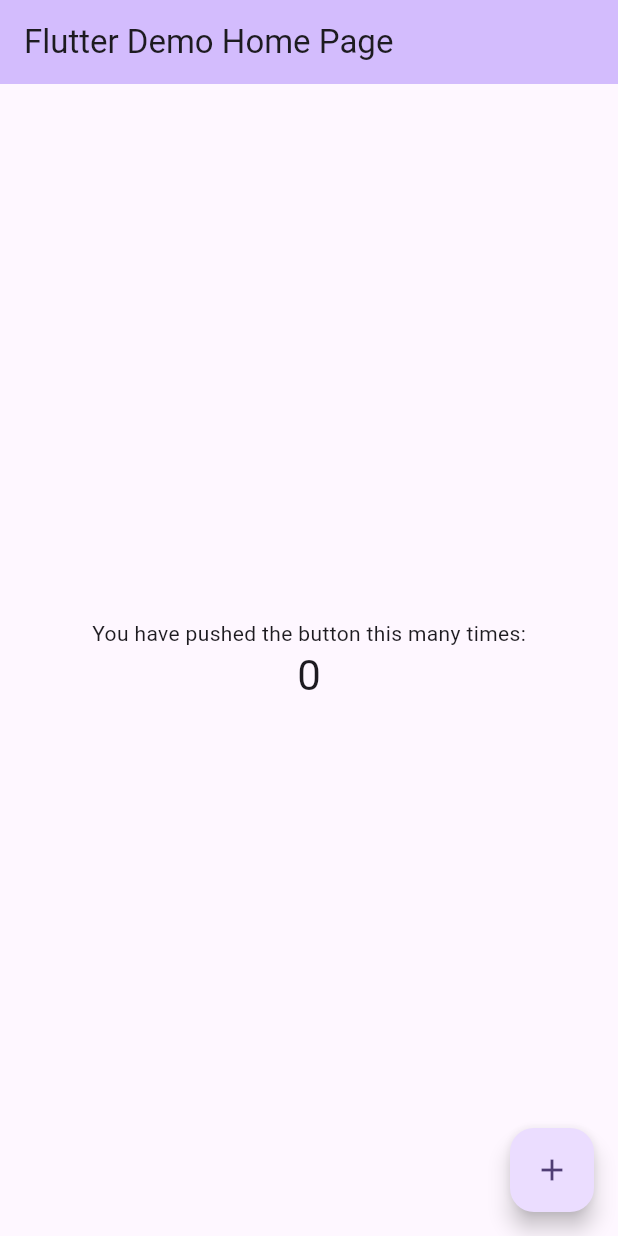
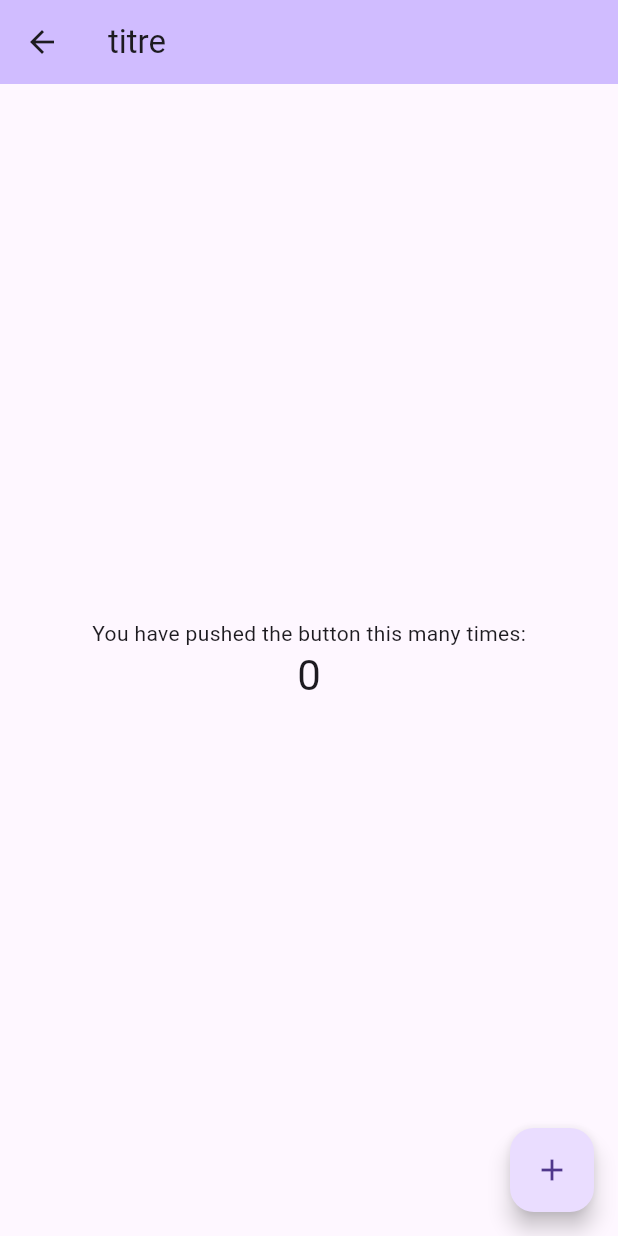
Before and after one commit to 48hAmazingAlgorithm/mobile, a Flutter app: the MyHomePage screen opened directly, on a phone screen of 412 x 824 dp. Run offline on Flutter 3.47's test engine with Material 3 defaults, Android fonts, the phone set to English and light mode, and no system bars.

```diff
--- a/lib/main.dart
+++ b/lib/main.dart
@@ -1,4 +1,5 @@
 import 'package:flutter/material.dart';
+import 'package:mobile/login/login_page.dart';
 
 void main() {
   runApp(const MyApp());
@@ -11,42 +12,17 @@ class MyApp extends StatelessWidget {
   @override
   Widget build(BuildContext context) {
     return MaterialApp(
-      title: 'Flutter Demo',
-      theme: ThemeData(
-        // This is the theme of your application.
-        //
-        // TRY THIS: Try running your application with "flutter run". You'll see
-        // the application has a purple toolbar. Then, without quitting the app,
-        // try changing the seedColor in the colorScheme below to Colors.green
-        // and then invoke "hot reload" (save your changes or press the "hot
-        // reload" button in a Flutter-supported IDE, or press "r" if you used
-        // the command line to start the app).
-        //
-        // Notice that the counter didn't reset back to zero; the application
-        // state is not lost during the reload. To reset the state, use hot
-        // restart instead.
-        //
-        // This works for code too, not just values: Most code changes can be
-        // tested with just a hot reload.
-        colorScheme: ColorScheme.fromSeed(seedColor: Colors.deepPurple),
-        useMaterial3: true,
-      ),
-      home: const MyHomePage(title: 'Flutter Demo Home Page'),
+      initialRoute: '/login',
+      routes: {
+        '/': (context) => MyHomePage(title: "titre",),
+        '/login': (context) => Login(),
+      },
     );
   }
 }
 
 class MyHomePage extends StatefulWidget {
   const MyHomePage({super.key, required this.title});
-
-  // This widget is the home page of your application. It is stateful, meaning
-  // that it has a State object (defined below) that contains fields that affect
-  // how it looks.
-
-  // This class is the configuration for the state. It holds the values (in this
-  // case the title) provided by the parent (in this case the App widget) and
-  // used by the build method of the State. Fields in a Widget subclass are
-  // always marked "final".
 
   final String title;
 
@@ -59,50 +35,19 @@ class _MyHomePageState extends State<MyHomePage> {
 
   void _incrementCounter() {
     setState(() {
-      // This call to setState tells the Flutter framework that something has
-      // changed in this State, which causes it to rerun the build method below
-      // so that the display can reflect the updated values. If we changed
-      // _counter without calling setState(), then the build method would not be
-      // called again, and so nothing would appear to happen.
       _counter++;
     });
   }
 
   @override
   Widget build(BuildContext context) {
-    // This method is rerun every time setState is called, for instance as done
-    // by the _incrementCounter method above.
-    //
-    // The Flutter framework has been optimized to make rerunning build methods
-    // fast, so that you can just rebuild anything that needs updating rather
-    // than having to individually change instances of widgets.
     return Scaffold(
       appBar: AppBar(
-        // TRY THIS: Try changing the color here to a specific color (to
-        // Colors.amber, perhaps?) and trigger a hot reload to see the AppBar
-        // change color while the other colors stay the same.
         backgroundColor: Theme.of(context).colorScheme.inversePrimary,
-        // Here we take the value from the MyHomePage object that was created by
-        // the App.build method, and use it to set our appbar title.
         title: Text(widget.title),
       ),
       body: Center(
-        // Center is a layout widget. It takes a single child and positions it
-        // in the middle of the parent.
         child: Column(
-          // Column is also a layout widget. It takes a list of children and
-          // arranges them vertically. By default, it sizes itself to fit its
-          // children horizontally, and tries to be as tall as its parent.
-          //
-          // Column has various properties to control how it sizes itself and
-          // how it positions its children. Here we use mainAxisAlignment to
-          // center the children vertically; the main axis here is the vertical
-          // axis because Columns are vertical (the cross axis would be
-          // horizontal).
-          //
-          // TRY THIS: Invoke "debug painting" (choose the "Toggle Debug Paint"
-          // action in the IDE, or press "p" in the console), to see the
-          // wireframe for each widget.
           mainAxisAlignment: MainAxisAlignment.center,
           children: <Widget>[
             const Text(
@@ -119,7 +64,7 @@ class _MyHomePageState extends State<MyHomePage> {
         onPressed: _incrementCounter,
         tooltip: 'Increment',
         child: const Icon(Icons.add),
-      ), // This trailing comma makes auto-formatting nicer for build methods.
+      ),
     );
   }
 }
```
